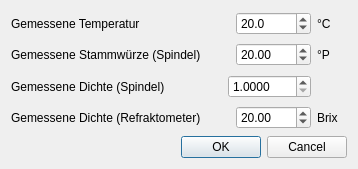
Gremmel/kleiner-brauhelfer, file source/ui/KorrektSw.ui: the form before one commit.
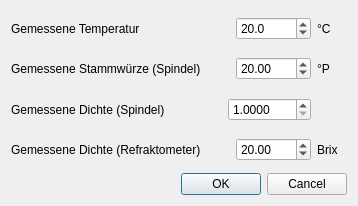
The form after the commit.

Patch:
```diff
--- a/source/ui/KorrektSw.ui
+++ b/source/ui/KorrektSw.ui
@@ -7,7 +7,7 @@
     <x>0</x>
     <y>0</y>
     <width>358</width>
-    <height>169</height>
+    <height>206</height>
    </rect>
   </property>
   <property name="windowTitle">
```
Left out of the diff: 2 changed lines with no effect on the pictures.
